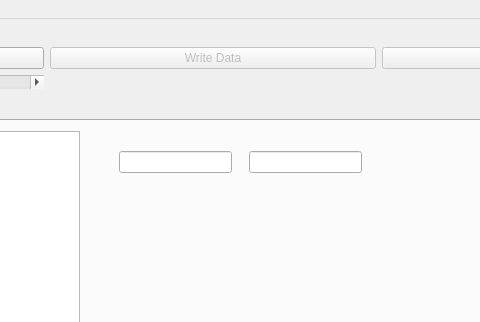
The window that pyMT/DataGUI/data_plot.ui (eroots/pyMT) describes before a commit, drawn with Qt 5; both pictures show x 622 to 1102 and y 0 to 322 of the 1338 by 847 pixel window.
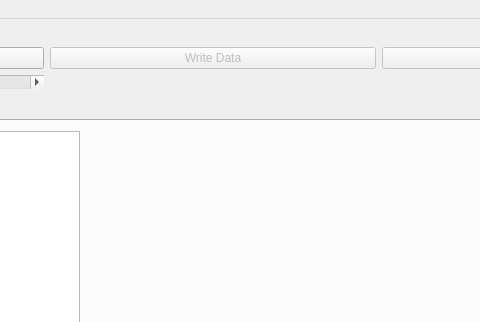
The same window after the commit. The open tabs and pages were chosen to show the change.

```diff
--- a/pyMT/DataGUI/data_plot.ui
+++ b/pyMT/DataGUI/data_plot.ui
@@ -547,26 +547,6 @@
           <bool>false</bool>
          </property>
         </widget>
-        <widget class="QLineEdit" name="axmin_hack">
-         <property name="geometry">
-          <rect>
-           <x>730</x>
-           <y>30</y>
-           <width>113</width>
-           <height>22</height>
-          </rect>
-         </property>
-        </widget>
-        <widget class="QLineEdit" name="axmax_hack">
-         <property name="geometry">
-          <rect>
-           <x>860</x>
-           <y>30</y>
-           <width>113</width>
-           <height>22</height>
-          </rect>
-         </property>
-        </widget>
        </widget>
        <widget class="QWidget" name="ErrorMap">
         <attribute name="title">
```
Left out of the diff: 21 changed lines with no effect on the pictures.
